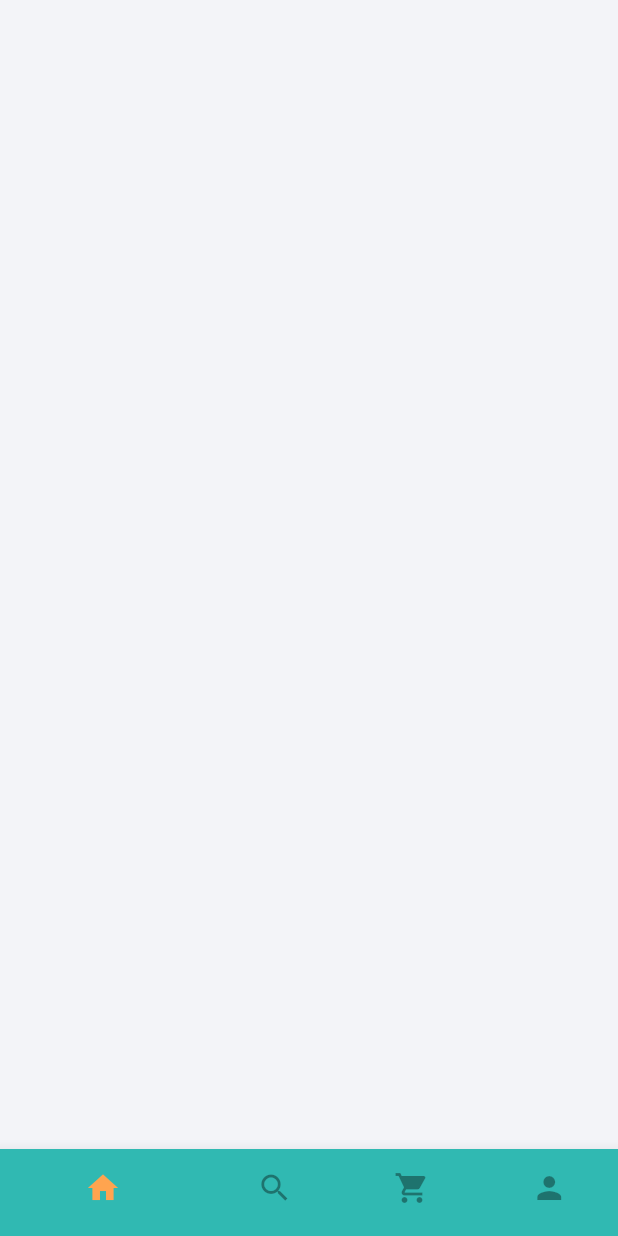
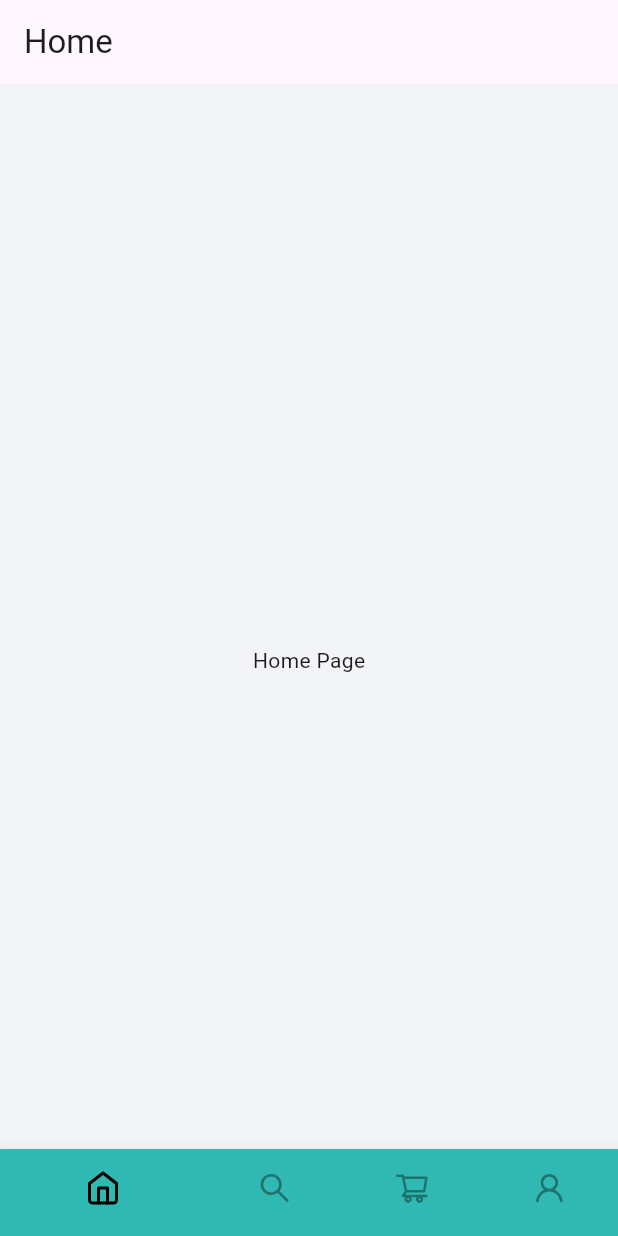
Before and after one commit to christianjj/foody_panda, a Flutter app: the screen it shows after launch, on a phone screen of 412 x 824 dp. Run offline on Flutter 3.47's test engine with Material 3 defaults, Android fonts, the phone set to English and light mode, and no system bars; our stand-ins replace flutter_screenutil, flutter_vector_icons, get.

Commit message:
section 3.8

```diff
--- /dev/null
+++ b/lib/controllers/tab_index_controller.dart
@@ -0,0 +1,12 @@
+import 'package:get/get_rx/src/rx_types/rx_types.dart';
+import 'package:get/get_state_manager/src/simple/get_controllers.dart';
+
+class TabIndexController extends GetxController {
+  RxInt _tabIndex = 0.obs;
+
+  int get tabIndex => _tabIndex.value;
+
+  set setTabIndex(int newValue) {
+    _tabIndex.value = newValue;
+  }
+}
--- /dev/null
+++ b/lib/view/bottom_naviation.dart
@@ -0,0 +1,43 @@
+import 'package:flutter/material.dart';
+import 'package:flutter_vector_icons/flutter_vector_icons.dart';
+import 'package:foody/controllers/tab_index_controller.dart';
+
+import '../constants/constants.dart';
+
+Widget bottomNavigation(BuildContext context, TabIndexController controller) =>
+    Align(
+        alignment: Alignment.bottomCenter,
+        child: Theme(
+            data: Theme.of(context).copyWith(canvasColor: kPrimary),
+            child: BottomNavigationBar(
+                showSelectedLabels: false,
+                showUnselectedLabels: false,
+                unselectedIconTheme: const IconThemeData(color: Colors.black38),
+                selectedItemColor: kDark,
+                onTap: (value) {
+                  controller.setTabIndex = value;
+                },
+                currentIndex: controller.tabIndex,
+                items: [
+                  BottomNavigationBarItem(
+                    icon: controller.tabIndex == 0
+                        ? const Icon(
+                            Feather.home,
+                            color: kDark,
+                          )
+                        : const Icon(
+                            Feather.home,
+                            color: Colors.black38,
+                          ),
+                    label: 'Home',
+                  ),
+                  const BottomNavigationBarItem(
+                     icon: Icon(AntDesign.search1),
+                      label: 'Search'),
+                  const BottomNavigationBarItem(
+                      icon: Icon(AntDesign.shoppingcart),
+                      label: 'Cart'),
+                  const BottomNavigationBarItem(
+                      icon: Icon(AntDesign.user),
+                      label: 'Profile'),
+                ])));
--- a/lib/view/entrypoint.dart
+++ b/lib/view/entrypoint.dart
@@ -1,43 +1,35 @@
 import 'package:flutter/foundation.dart';
 import 'package:flutter/material.dart';
+import 'package:flutter_vector_icons/flutter_vector_icons.dart';
 import 'package:foody/constants/constants.dart';
+import 'package:foody/view/bottom_naviation.dart';
+import 'package:foody/view/profile/profile_page.dart';
+import 'package:foody/view/search/search_page.dart';
+import 'package:get/get.dart';
+
+import '../controllers/tab_index_controller.dart';
+import 'cart/cart_page.dart';
+import 'home/home_page.dart';
 
 class MainScreen extends StatelessWidget {
+  MainScreen({super.key});
+
+  List<Widget> pageList = const [
+    HomePage(),
+    SearchPage(),
+    CartPage(),
+    ProfilePage()
+  ];
+
   @override
   Widget build(BuildContext context) {
-    return Scaffold(
-        body: Stack(
-      children: [
-        Container(
-          height: height,
-          width: width,
-          color: kOffWhite,
-        ),
-        Align(
-            alignment: Alignment.bottomCenter,
-            child: Theme(
-                data: Theme.of(context).copyWith(canvasColor: kPrimary),
-                child: BottomNavigationBar(
-                    showSelectedLabels: false,
-                    showUnselectedLabels: false,
-                    unselectedIconTheme: const IconThemeData(color: Colors.black38),
-                    selectedIconTheme: const IconThemeData(color: kSecondary),
-                    onTap: (value){
-                      if (kDebugMode) {
-                        print(value);
-                      }
-                    },
-                    items: const [
-                  BottomNavigationBarItem(
-                      icon: Icon(Icons.home), label: 'Home'),
-                  BottomNavigationBarItem(
-                      icon: Icon(Icons.search), label: 'Search'),
-                  BottomNavigationBarItem(
-                      icon: Icon(Icons.shopping_cart), label: 'Cart'),
-                  BottomNavigationBarItem(
-                      icon: Icon(Icons.person), label: 'Profile'),
-                ])))
-      ],
-    ));
+    final controller = Get.put(TabIndexController());
+    return Obx(() => Scaffold(
+            body: Stack(
+          children: [
+            pageList[controller.tabIndex],
+            bottomNavigation(context, controller)
+          ],
+        )));
   }
 }
--- /dev/null
+++ b/lib/view/home/home_page.dart
@@ -0,0 +1,17 @@
+import 'package:flutter/material.dart';
+
+class HomePage extends StatelessWidget {
+  const HomePage({super.key});
+
+  @override
+  Widget build(BuildContext context) {
+    return Scaffold(
+      appBar: AppBar(
+        title: const Text('Home'),
+      ),
+      body: const Center(
+        child: Text('Home Page'),
+      ),
+    );
+  }
+}
```
Also changed, not shown: lib/view/cart/cart_page.dart (added, +17 -0 lines), lib/view/profile/profile_page.dart (added, +17 -0 lines), lib/view/search/search_page.dart (added, +17 -0 lines), pubspec.lock.
